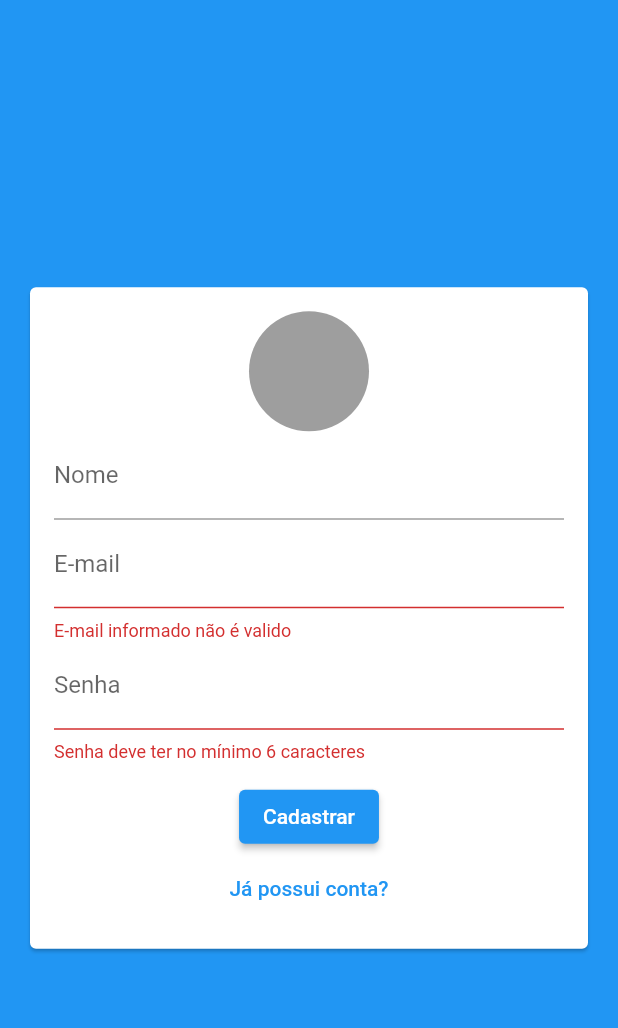
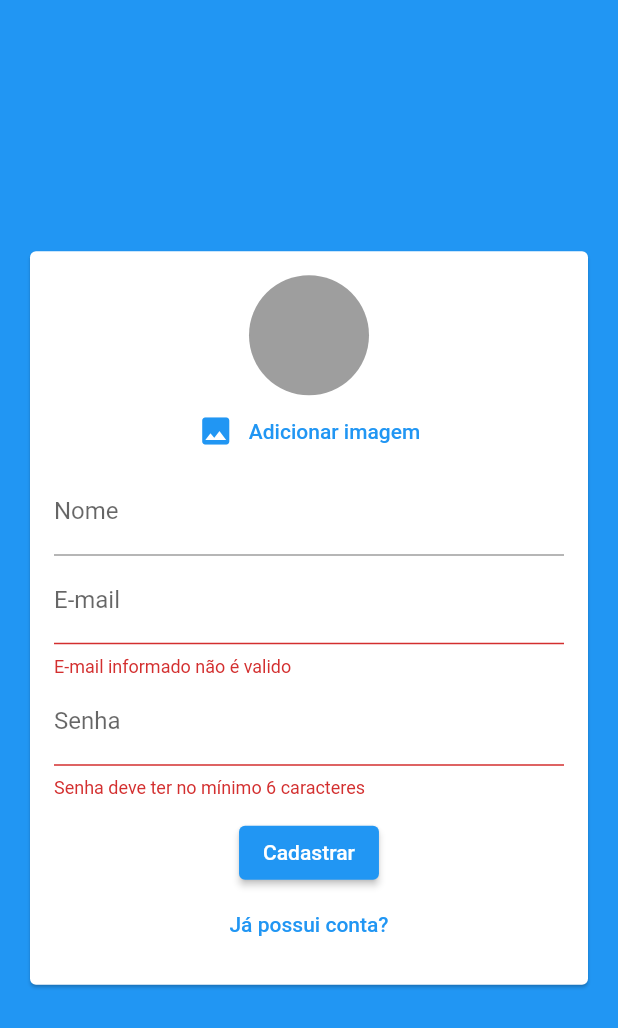
Before and after one commit to richardborgesdev/flutter-cod3r-chat, a Flutter app: the screen it shows after launch, after a tap on "Entrar", after a tap on "Criar uma nova conta?", on a phone screen of 412 x 824 dp. Shown: the top 1028 px of the screen. Run offline on Flutter 3.47's test engine with Material 2 defaults, Android fonts, the phone set to English and light mode, and no system bars; our stand-ins replace image_picker.

Commit message:
chore: select image from galery and load on avatar

```diff
--- a/lib/components/user_image_picker.dart
+++ b/lib/components/user_image_picker.dart
@@ -1,6 +1,7 @@
 import 'dart:io';
 
 import 'package:flutter/material.dart';
+import 'package:image_picker/image_picker.dart';
 
 class UserPickerImage extends StatefulWidget {
   final void Function(File image) onImagepick;
@@ -15,6 +16,25 @@ class UserPickerImage extends StatefulWidget {
 }
 
 class _UserPickerImageState extends State<UserPickerImage> {
+  File? _image;
+
+  Future<void> _pickImage() async {
+    final picker = ImagePicker();
+    final pickedImage = await picker.pickImage(
+      source: ImageSource.gallery,
+      imageQuality: 50,
+      maxWidth: 150,
+    );
+
+    if (pickedImage != null) {
+      setState(() {
+        _image = File(pickedImage.path);
+      });
+
+      widget.onImagepick(_image!);
+    }
+  }
+
   @override
   Widget build(BuildContext context) {
     return Column(
@@ -22,6 +42,23 @@ class _UserPickerImageState extends State<UserPickerImage> {
         CircleAvatar(
           radius: 40,
           backgroundColor: Colors.grey,
+          backgroundImage: _image != null ? FileImage(_image!) : null,
+        ),
+        TextButton(
+          onPressed: _pickImage,
+          child: Row(
+            mainAxisAlignment: MainAxisAlignment.center,
+            children: [
+              Icon(
+                Icons.image,
+                color: Theme.of(context).primaryColor,
+              ),
+              SizedBox(
+                width: 10,
+              ),
+              Text('Adicionar imagem'),
+            ],
+          ),
         )
       ],
     );
```
